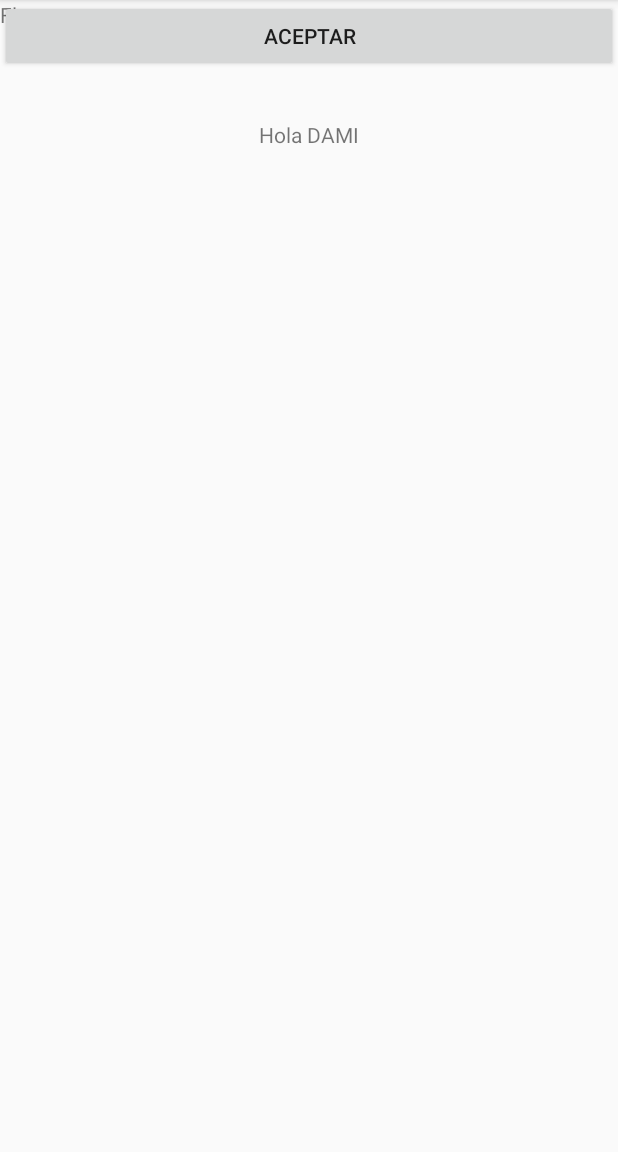
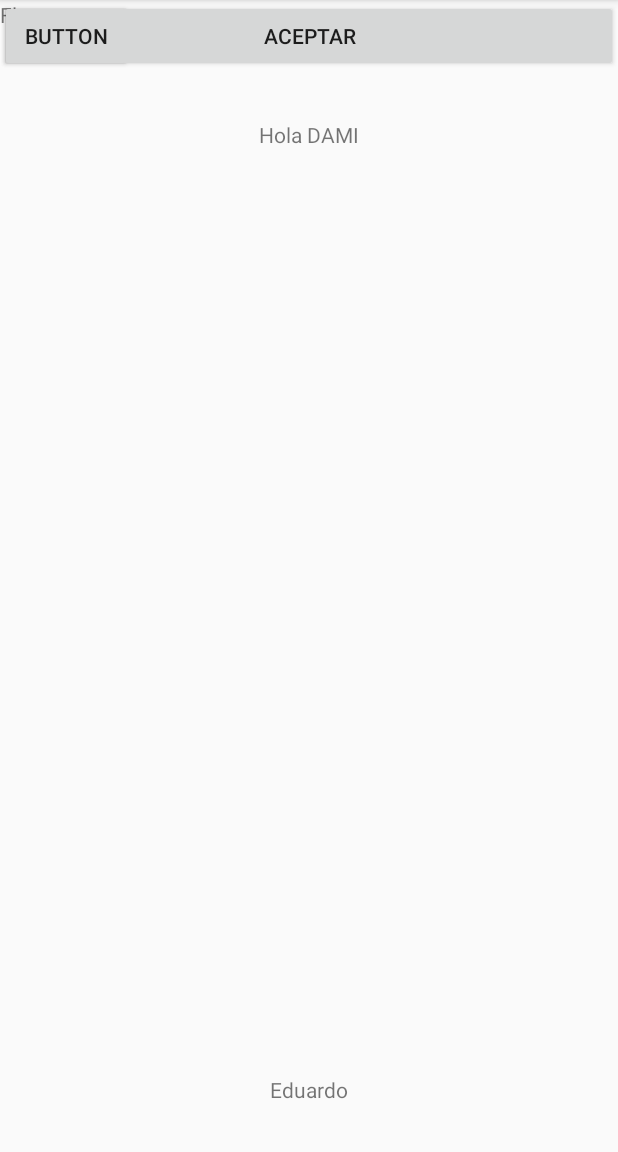
Before and after one commit to CibPruebaAndroidKottlin1/PruebaParaGitHub, an Android app: the screen it shows after launch (PruebaActivity), after a tap on "ACEPTAR", on a phone screen of 412 x 824 dp, the part 84-1236 px from its top. Run offline under Robolectric (Android 15) with nearby library versions, the phone set to English and light mode, and no system bars.

Commit message:
Agregado buttom2 y y text "Eduardo"

```diff
--- a/app/src/main/res/layout/activity_prueba.xml
+++ b/app/src/main/res/layout/activity_prueba.xml
@@ -31,4 +31,24 @@
         android:text="Flor"
         tools:layout_editor_absoluteX="185dp"
         tools:layout_editor_absoluteY="239dp" />
+
+    <TextView
+        android:id="@+id/textView2"
+        android:layout_width="52dp"
+        android:layout_height="wrap_content"
+        android:layout_marginStart="24dp"
+        android:layout_marginEnd="24dp"
+        android:layout_marginBottom="32dp"
+        android:text="@string/prueba"
+        app:layout_constraintBottom_toBottomOf="parent"
+        app:layout_constraintEnd_toEndOf="parent"
+        app:layout_constraintStart_toStartOf="parent" />
+
+    <Button
+        android:id="@+id/button"
+        android:layout_width="wrap_content"
+        android:layout_height="wrap_content"
+        android:text="Button"
+        tools:layout_editor_absoluteX="158dp"
+        tools:layout_editor_absoluteY="485dp" />
 </androidx.constraintlayout.widget.ConstraintLayout>
--- a/app/src/main/res/values/strings.xml
+++ b/app/src/main/res/values/strings.xml
@@ -6,4 +6,5 @@
     <string name="listar">Listar</string>
     <string name="dami">DAMI</string>
     <string name="borrar">borrar</string>
+    <string name="prueba">Eduardo</string>
 </resources>
```
